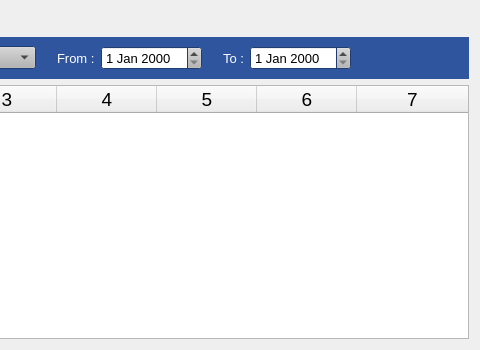
The window that estorecpp/currentbills.ui (Watti/estorecpp) describes before a commit, drawn with Qt 5; both pictures show x 255 to 735 and y 0 to 350 of the 735 by 350 pixel window.
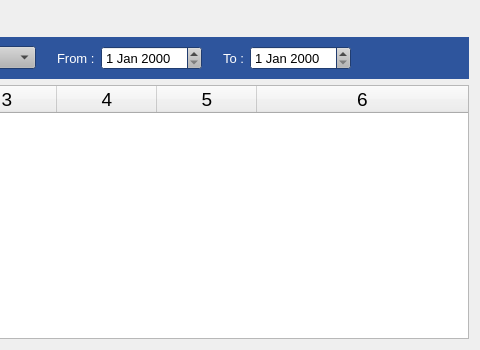
The same window after the commit.

Commit message: current bills issues have been fixed

Diff of the .ui file:
```diff
--- a/estorecpp/currentbills.ui
+++ b/estorecpp/currentbills.ui
@@ -857,7 +857,7 @@
       </font>
      </property>
      <property name="columnCount">
-      <number>7</number>
+      <number>6</number>
      </property>
      <attribute name="horizontalHeaderCascadingSectionResizes">
       <bool>true</bool>
@@ -871,7 +871,6 @@
      <column/>
      <column/>
      <column/>
-     <column/>
     </widget>
    </item>
   </layout>
```
The commit also changes 1 other file.
